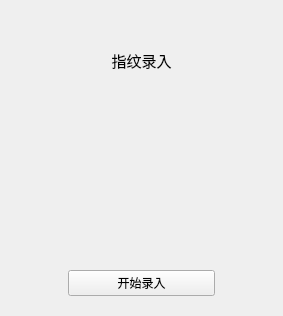
This is digitalIntegration/RegisterDialog.ui in jiaqingguo/DI as Qt 5 draws it before an edit. The edited form follows.
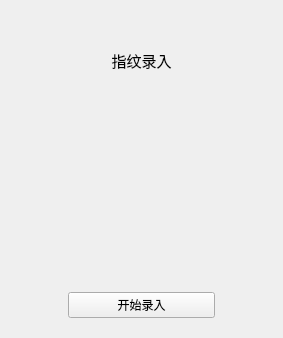
This is the edited form.

Patch:
```diff
--- a/digitalIntegration/RegisterDialog.ui
+++ b/digitalIntegration/RegisterDialog.ui
@@ -7,7 +7,7 @@
     <x>0</x>
     <y>0</y>
     <width>283</width>
-    <height>310</height>
+    <height>338</height>
    </rect>
   </property>
   <property name="windowTitle">
```
